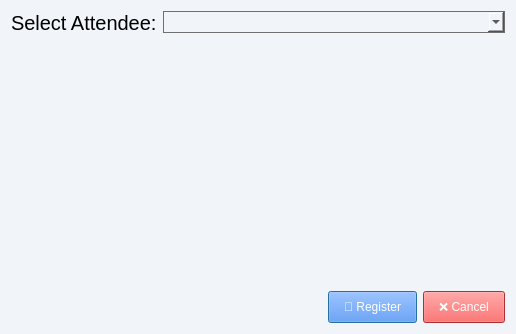
This is ui/RegistrationDialog.ui in khoivnk25411e/Final-Project-Programming-Techniques as Qt 5 draws it before an edit. The edited form follows.
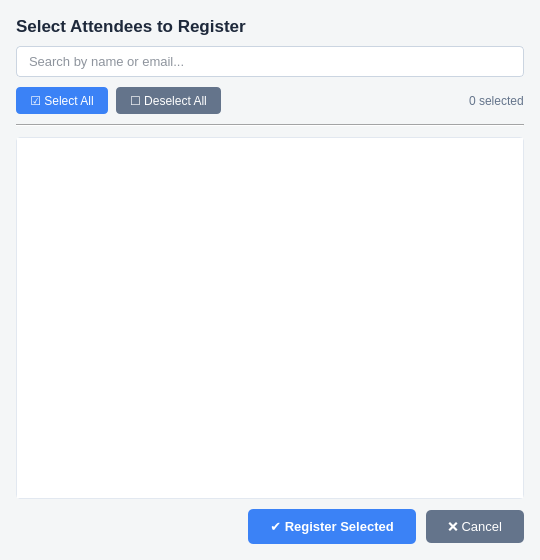
This is the edited form.

Patch:
```diff
--- a/ui/RegistrationDialog.ui
+++ b/ui/RegistrationDialog.ui
@@ -6,60 +6,172 @@
    <rect>
     <x>0</x>
     <y>0</y>
-    <width>516</width>
-    <height>334</height>
+    <width>540</width>
+    <height>560</height>
    </rect>
   </property>
+  <property name="minimumSize">
+   <size>
+    <width>520</width>
+    <height>520</height>
+   </size>
+  </property>
   <property name="windowTitle">
    <string>Register Attendee</string>
   </property>
   <property name="styleSheet">
-   <string>background-color: #f1f5f9;</string>
+   <string>background-color: #f4f6f7;</string>
   </property>
   <layout class="QVBoxLayout" name="verticalLayout">
+   <property name="spacing">
+    <number>10</number>
+   </property>
+   <property name="leftMargin">
+    <number>16</number>
+   </property>
+   <property name="topMargin">
+    <number>16</number>
+   </property>
+   <property name="rightMargin">
+    <number>16</number>
+   </property>
+   <property name="bottomMargin">
+    <number>16</number>
+   </property>
    <item>
-    <layout class="QFormLayout" name="formLayout">
-     <item row="0" column="0">
-      <widget class="QLabel" name="label">
-       <property name="font">
-        <font>
-         <pointsize>15</pointsize>
-        </font>
+    <widget class="QLabel" name="lblTitle">
+     <property name="font">
+      <font>
+       <family>Arial</family>
+       <pointsize>13</pointsize>
+       <bold>true</bold>
+      </font>
+     </property>
+     <property name="styleSheet">
+      <string>color: #1e293b;</string>
+     </property>
+     <property name="text">
+      <string>Select Attendees to Register</string>
+     </property>
+    </widget>
+   </item>
+   <item>
+    <widget class="QLineEdit" name="searchBox">
+     <property name="styleSheet">
+      <string>QLineEdit { border: 1px solid #cbd5e1; border-radius: 4px; padding: 6px 10px; font-size: 13px; background: white; color: #1e293b; }</string>
+     </property>
+     <property name="placeholderText">
+      <string>Search by name or email...</string>
+     </property>
+    </widget>
+   </item>
+   <item>
+    <layout class="QHBoxLayout" name="ctrlRow">
+     <property name="spacing">
+      <number>8</number>
+     </property>
+     <item>
+      <widget class="QPushButton" name="btnSelectAll">
+       <property name="styleSheet">
+        <string>QPushButton { background: #3b82f6; color: white; border: none; border-radius: 4px; padding: 6px 14px; font-size: 12px; } QPushButton:hover { background: #2563eb; }</string>
        </property>
+       <property name="text">
+        <string>☑ Select All</string>
+       </property>
+      </widget>
+     </item>
+     <item>
+      <widget class="QPushButton" name="btnDeselectAll">
        <property name="styleSheet">
-        <string>color: rgb(0, 0, 0);</string>
+        <string>QPushButton { background: #64748b; color: white; border: none; border-radius: 4px; padding: 6px 14px; font-size: 12px; } QPushButton:hover { background: #475569; }</string>
        </property>
        <property name="text">
-        <string>Select Attendee:</string>
+        <string>☐ Deselect All</string>
        </property>
       </widget>
      </item>
-     <item row="0" column="1">
-      <widget class="QComboBox" name="attendeeCombo">
+     <item>
+      <spacer name="spacerCtrl">
+       <property name="orientation">
+        <enum>Qt::Orientation::Horizontal</enum>
+       </property>
+       <property name="sizeHint" stdset="0">
+        <size>
+         <width>40</width>
+         <height>20</height>
+        </size>
+       </property>
+      </spacer>
+     </item>
+     <item>
+      <widget class="QLabel" name="lblCount">
        <property name="styleSheet">
-        <string notr="true">QComboBox { border: 1px solid #6f6f6f; padding: 2px; color: black; }</string>
+        <string>color: #64748b; font-size: 12px;</string>
+       </property>
+       <property name="text">
+        <string>0 selected</string>
        </property>
       </widget>
      </item>
     </layout>
    </item>
    <item>
-    <spacer name="spacerItem">
-     <property name="orientation">
-      <enum>Qt::Orientation::Vertical</enum>
+    <widget class="QFrame" name="line">
+     <property name="styleSheet">
+      <string>color: #dfe6e9;</string>
      </property>
-     <property name="sizeHint" stdset="0">
-      <size>
-       <width>20</width>
-       <height>40</height>
-      </size>
+     <property name="frameShape">
+      <enum>QFrame::Shape::HLine</enum>
      </property>
-    </spacer>
+     <property name="frameShadow">
+      <enum>QFrame::Shadow::Sunken</enum>
+     </property>
+    </widget>
    </item>
    <item>
-    <layout class="QHBoxLayout" name="horizontalLayout">
+    <widget class="QScrollArea" name="scrollArea">
+     <property name="styleSheet">
+      <string>QScrollArea { border: 1px solid #e2e8f0; border-radius: 4px; background: white; }</string>
+     </property>
+     <property name="widgetResizable">
+      <bool>true</bool>
+     </property>
+     <widget class="QWidget" name="scrollAreaWidgetContents">
+      <property name="geometry">
+       <rect>
+        <x>0</x>
+        <y>0</y>
+        <width>506</width>
+        <height>360</height>
+       </rect>
+      </property>
+      <property name="styleSheet">
+       <string>background: white;</string>
+      </property>
+      <layout class="QVBoxLayout" name="listLayout">
+       <property name="spacing">
+        <number>2</number>
+       </property>
+       <property name="leftMargin">
+        <number>8</number>
+       </property>
+       <property name="topMargin">
+        <number>8</number>
+       </property>
+       <property name="rightMargin">
+        <number>8</number>
+       </property>
+       <property name="bottomMargin">
+        <number>8</number>
+       </property>
+      </layout>
+     </widget>
+    </widget>
+   </item>
+   <item>
+    <layout class="QHBoxLayout" name="btnRow">
      <item>
-      <spacer name="spacerItem1">
+      <spacer name="spacerBtn">
        <property name="orientation">
         <enum>Qt::Orientation::Horizontal</enum>
        </property>
@@ -74,17 +186,17 @@
      <item>
       <widget class="QPushButton" name="btnRegister">
        <property name="styleSheet">
-        <string>padding: 8px 15px; color: rgb(255, 255, 255); background-color: #3b82f6;</string>
+        <string>QPushButton { background: #3b82f6; color: white; border: none; border-radius: 5px; padding: 9px 22px; font-size: 13px; font-weight: bold; } QPushButton:hover { background: #2563eb; } QPushButton:disabled { background: #95a5a6; }</string>
        </property>
        <property name="text">
-        <string>💾 Register</string>
+        <string>✔ Register Selected</string>
        </property>
       </widget>
      </item>
      <item>
       <widget class="QPushButton" name="btnCancel">
        <property name="styleSheet">
-        <string>padding: 8px 15px; color: rgb(255, 255, 255); background-color: #ef4444;</string>
+        <string>QPushButton { background: #64748b; color: white; border: none; border-radius: 5px; padding: 9px 22px; font-size: 13px; } QPushButton:hover { background: #475569; }</string>
        </property>
        <property name="text">
         <string>❌ Cancel</string>
```
Left out of the diff: 2 changed lines with no effect on the pictures.
